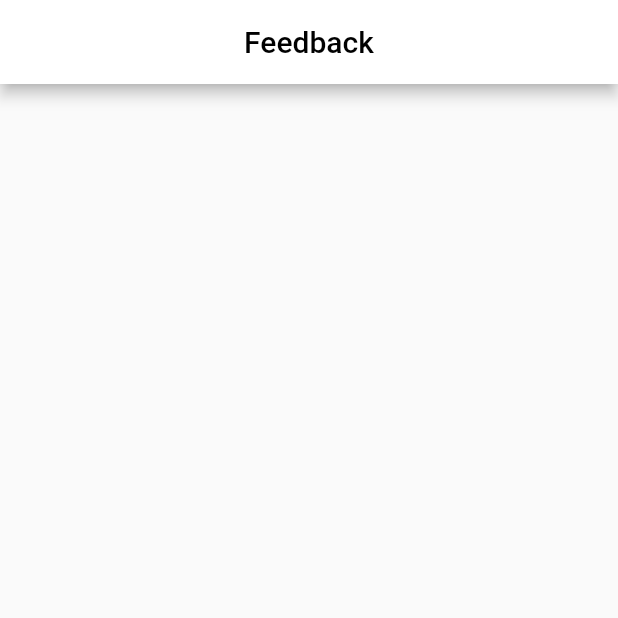
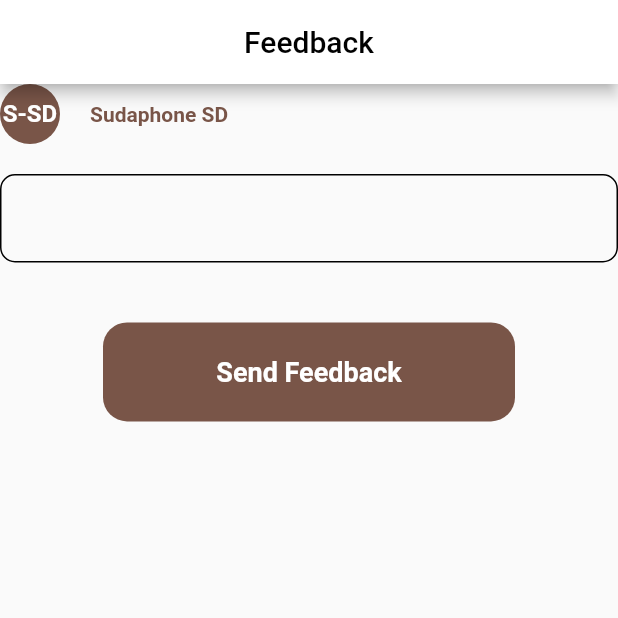
Before and after one commit to 3li-3bdullah/Sudaphone-SD, a Flutter app: the Feedback screen opened directly, on a phone screen of 412 x 824 dp, the top half of it. Run offline on Flutter 3.47's test engine with Material 2 defaults, Android fonts, the phone set to English and light mode, and no system bars; our stand-ins replace avatar_glow, bottom_navy_bar, carousel_slider, cloud_firestore, firebase_auth, firebase_core and 7 more; missing offline and left inert: elastic_drawer, staggered_grid_view_flutter; accounts and stored records are empty.

Commit message:
I've programmed the feedback page earlier

```diff
--- a/sudaphone_sd/lib/view/feedback.dart
+++ b/sudaphone_sd/lib/view/feedback.dart
@@ -1,19 +1,82 @@
 import 'package:flutter/material.dart';
+import 'package:get/get.dart';
+import 'package:sudaphone_sd/constants.dart';
+import 'package:sudaphone_sd/view/widgets/primary_button.dart';
+import 'package:sudaphone_sd/view_model/feedback_view_model.dart';
 
-class Feedback extends StatelessWidget {
+class Feedback extends GetWidget<FeedbackViewModel> {
   const Feedback({Key? key}) : super(key: key);
 
   @override
   Widget build(BuildContext context) {
     return Scaffold(
       appBar: AppBar(
-        title: const Text("Feedback",style: TextStyle(color: Colors.black),),
+        title: const Text(
+          "Feedback",
+          style: TextStyle(color: Colors.black),
+        ),
         centerTitle: true,
         backgroundColor: Colors.white,
       ),
-      body: SingleChildScrollView(child: Column(children: [
-
-      ],)),
+      body: SingleChildScrollView(
+        child: Column(
+          children: [
+            Row(
+              mainAxisAlignment: MainAxisAlignment.start,
+              children: const [
+                CircleAvatar(
+                  child: Text(
+                    "S-SD",
+                    style: TextStyle(
+                        color: Colors.white, fontWeight: FontWeight.bold),
+                  ),
+                  backgroundColor: Colors.brown,
+                ),
+                SizedBox(width: 20),
+                Text(
+                  "Sudaphone SD",
+                  style: TextStyle(
+                      color: Colors.brown, fontWeight: FontWeight.bold),
+                ),
+              ],
+            ),
+            const SizedBox(
+              height: 20,
+            ),
+            Form(
+              key: controller.textKey,
+              child: TextFormField(
+                controller: controller.textEditingController,
+                validator: (note) {
+                  if (note!.trim().isEmpty) {
+                    return "The field is empty";
+                  }
+                },
+                cursorColor: Colors.brown,
+                minLines: 5,
+                decoration: const InputDecoration(
+                  focusedBorder: UnderlineInputBorder(
+                      borderRadius: BorderRadius.all(Radius.circular(10)),
+                      borderSide: BorderSide(color: kPrimaryColor)),
+                  enabledBorder: OutlineInputBorder(
+                      borderRadius: BorderRadius.all(Radius.circular(10))),
+                ),
+              ),
+            ),
+            const SizedBox(
+              height: 40,
+            ),
+            PrimaryButton(
+                buttonText: "Send Feedback",
+                ontap: () {
+                  controller.sendFeedback(
+                      key: controller.textKey,
+                      text: controller.textEditingController.text.toString());
+                },
+                color: Colors.brown)
+          ],
+        ),
+      ),
     );
   }
 }
```
